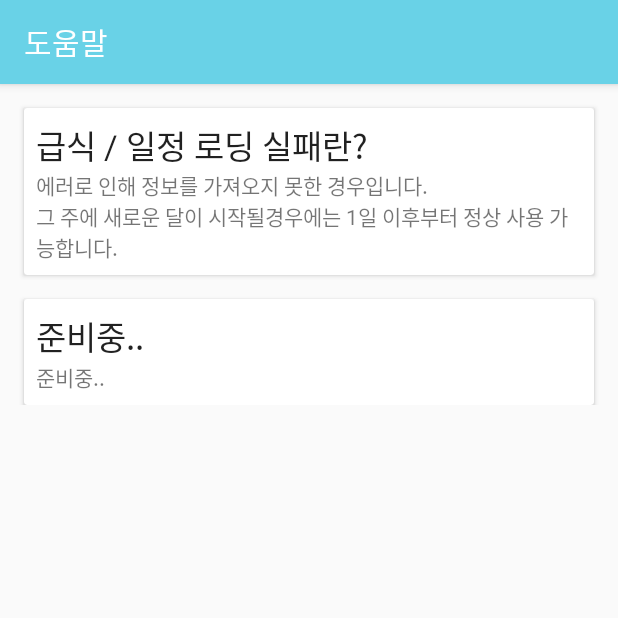
After one commit to Aftermoon-dev/EoramMidSch, an Android app: the HelpActivity screen opened directly, with no data from a screen before it, on a phone screen of 412 x 824 dp, the top half of it. The commit adds this screen. Run offline under Robolectric (Android 15) with nearby library versions, the phone set to English and light mode, and no system bars.

Commit message:
Add HelpActivity & Bug Fix
HelpActivity 추가, 매월 말 튕기는 버그 수정, DateCalculator코드에서 day가 이번 달 최대 일수보다 클
경우 0으로 설정

```diff
--- a/app/src/main/AndroidManifest.xml
+++ b/app/src/main/AndroidManifest.xml
@@ -63,10 +63,16 @@
             android:name=".SettingActivity"
             android:label="@string/title_activity_setting" >
         </activity>
+
         <activity
             android:name=".TimeTableSet"
             android:label="@string/title_activity_time_table_set" >
         </activity>
+
+        <activity
+            android:name=".HelpActivity"
+            android:label="@string/title_activity_help" >
+        </activity>
     </application>
 
 </manifest>
--- /dev/null
+++ b/app/src/main/java/com/seven/emsmeals/HelpActivity.java
@@ -0,0 +1,24 @@
+package com.seven.emsmeals;
+
+import android.content.Intent;
+import android.os.Bundle;
+import android.support.v7.app.ActionBarActivity;
+
+/**
+ * Created by 민재 on 2015-11-19.
+ */
+public class HelpActivity extends ActionBarActivity {
+
+    @Override
+    protected void onCreate(Bundle savedInstanceState) {
+        super.onCreate(savedInstanceState);
+        setContentView(R.layout.activity_help);
+    }
+
+    public void onBackPressed() {
+        finish();
+        Intent intent = new Intent(HelpActivity.this, SettingActivity.class);
+        startActivity(intent);
+        return;
+    }
+}
--- /dev/null
+++ b/app/src/main/res/layout/activity_help.xml
@@ -0,0 +1,85 @@
+<ScrollView
+    android:id="@+id/scrollView"
+    android:layout_width="fill_parent"
+    android:layout_height="wrap_content"
+    xmlns:android="http://schemas.android.com/apk/res/android">
+
+    <LinearLayout
+        xmlns:android="http://schemas.android.com/apk/res/android"
+        xmlns:app="http://schemas.android.com/apk/res-auto"
+        android:layout_width="match_parent"
+        android:layout_height="match_parent"
+        android:orientation="vertical" >
+
+        <android.support.v7.widget.CardView
+            android:layout_width="match_parent"
+            android:layout_height="0dp"
+            android:layout_marginTop="16dp"
+            android:layout_marginLeft="16dp"
+            android:layout_marginRight="16dp"
+            android:foreground="?selectableItemBackground"
+            android:layout_weight="1">
+
+            <LinearLayout
+                android:layout_width="match_parent"
+                android:layout_height="wrap_content"
+                android:orientation="vertical"
+              android:padding="8dp">
+
+
+                <TextView
+                    android:layout_width="wrap_content"
+                    android:layout_height="wrap_content"
+                    android:textAppearance="?android:attr/textAppearanceLarge"
+                    android:text="@string/HelpTitle1"
+                    android:id="@+id/HelpTitle1"
+                    android:layout_weight="1" />
+
+                <TextView
+                    android:layout_width="wrap_content"
+                    android:layout_height="wrap_content"
+                    android:textAppearance="?android:attr/textAppearanceSmall"
+                    android:text="@string/HelpContent1"
+                    android:id="@+id/HelpContent1"
+                    android:layout_weight="1" />
+
+            </LinearLayout>
+        </android.support.v7.widget.CardView>
+
+        <android.support.v7.widget.CardView
+            android:layout_width="match_parent"
+            android:layout_height="0dp"
+            android:layout_marginTop="16dp"
+            android:layout_marginLeft="16dp"
+            android:layout_marginRight="16dp"
+            android:foreground="?selectableItemBackground"
+            android:layout_weight="1">
+
+            <LinearLayout
+                android:layout_width="match_parent"
+                android:layout_height="wrap_content"
+                android:orientation="vertical"
+                android:padding="8dp">
+
+
+                <TextView
+                    android:layout_width="wrap_content"
+                    android:layout_height="wrap_content"
+                    android:textAppearance="?android:attr/textAppearanceLarge"
+                    android:text="@string/preparing"
+                    android:id="@+id/HelpTitle2"
+                    android:layout_weight="1" />
+
+                <TextView
+                    android:layout_width="wrap_content"
+                    android:layout_height="wrap_content"
+                    android:textAppearance="?android:attr/textAppearanceSmall"
+                    android:text="@string/preparing"
+                    android:id="@+id/HelpContent2"
+                    android:layout_weight="1" />
+
+            </LinearLayout>
+        </android.support.v7.widget.CardView>
+    </LinearLayout>
+
+</ScrollView>
--- a/app/src/main/res/values/strings.xml
+++ b/app/src/main/res/values/strings.xml
@@ -3,6 +3,7 @@
     <string name="title_activity_setting">설정</string>
     <string name="title_activity_time_table">시간표</string>
     <string name="title_activity_time_table_set">시간표 설정</string>
+    <string name="title_activity_help">도움말</string>
 
     <string name="infoname">어람중학교 Application</string>
     <string name="info">Made By 30912 선민재\n문의 : ddol0225@naver.com</string>
@@ -18,6 +19,7 @@
     <string name="failed">로딩 실패</string>
     <string name="nomeal">급식 로딩 실패</string>
     <string name="nosch">일정 로딩 실패</string>
+    <string name="preparing">준비중..</string>
 
     <string name="todaymeal">오늘의 급식</string>
     <string name="tomorrowm">내일의 급식</string>
@@ -27,9 +29,9 @@
 
     <string name="homepage">학교 홈페이지</string>
     <string name="redown">데이터 초기화하기</string>
-    <string name="timetable">시간표</string>
     <string name="setting">설정</string>
     <string name="returnmain">돌아가기</string>
+    <string name="help">도움말</string>
 
     <string name="download_start">새로운 급식과 학사정보 데이터를 다운로드하고 있습니다. 인터넷을 끊지 마시기 바랍니다.</string>
     <string name="re_download_start">급식과 학사정보 데이터를 다시 다운로드하고 있습니다. 인터넷을 끊지 마시기 바랍니다.</string>
@@ -50,4 +52,7 @@
     <string name="alarmon">알람 작동 설정</string>
     <string name="alarmdate">알람 기준 설정</string>
 
+    <string name="HelpTitle1">급식 / 일정 로딩 실패란?</string>
+    <string name="HelpContent1">에러로 인해 정보를 가져오지 못한 경우입니다.\n그 주에 새로운 달이 시작될경우에는 1일 이후부터 정상 사용 가능합니다. </string>
+
 </resources>
```
Also changed, not shown: app/src/main/java/com/seven/emsmeals/MainActivity.java (+0 -22 lines), app/src/main/java/com/seven/emsmeals/MealActivity.java (+6 -1 lines), app/src/main/java/com/seven/emsmeals/SchActivity.java (+12 -6 lines), app/src/main/java/com/seven/emsmeals/SettingActivity.java (+10 -0 lines), app/src/main/res/layout/activity_setting.xml (+27 -2 lines).
